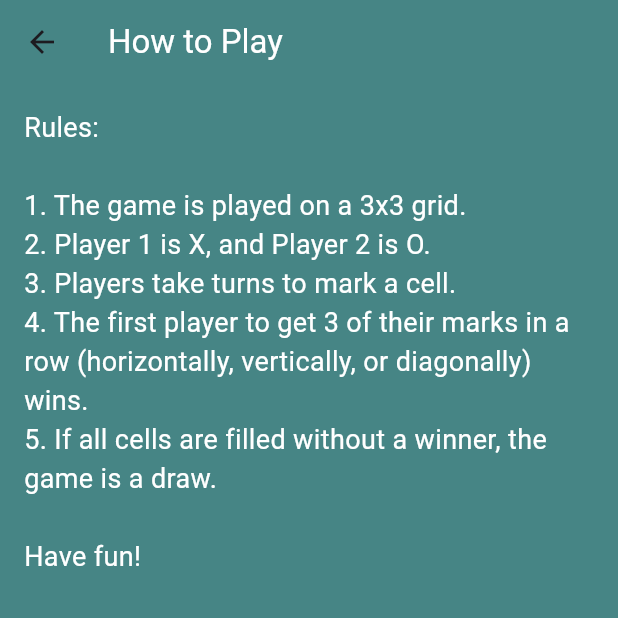
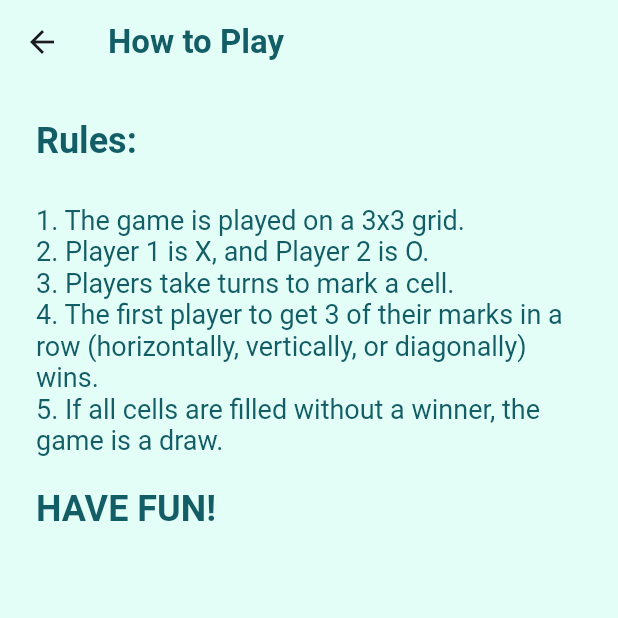
Before and after one commit to samiha-akter/XoXo, a Flutter app: the screen it shows after launch, after a tap on "How to Play", on a phone screen of 412 x 824 dp, the top half of it. Run offline on Flutter 3.47's test engine with Material 3 defaults, Android fonts, the light colour scheme and no system bars; our stand-ins replace audioplayers.

```diff
--- a/lib/main.dart
+++ b/lib/main.dart
@@ -110,7 +110,7 @@ class HomePage extends StatelessWidget {
   @override
   Widget build(BuildContext context) {
     return Scaffold(
-      backgroundColor: Color(0xFF468585),
+      backgroundColor: Color(0xFFE3FEF7),
       body: Column(
         children: <Widget>[
           SizedBox(height: 30),
@@ -122,10 +122,17 @@ class HomePage extends StatelessWidget {
                 Navigator.push(context, MaterialPageRoute(builder: (context) => HowToPlayPage()));
               },
               style: TextButton.styleFrom(
-                foregroundColor: Colors.white, // Text color
+                foregroundColor: Color(0xFF135D66) // Text color
               ),
               child: Text('How to Play', style: TextStyle(fontSize: 24),),
             ),
+          ),
+          SizedBox(height: 80),
+          // Add the icon here
+          Image.asset(
+            'assests/ass.png',
+            height: 100, // Adjust the height
+            width: 100,  // Adjust the width
           ),
 
           Expanded(
@@ -141,7 +148,7 @@ class HomePage extends StatelessWidget {
                       foregroundColor: Colors.white, backgroundColor: Color(0xFF135D66),
                       // Text color
                     ),
-                    child: Text('Two Player', style: TextStyle(fontSize: 30),),
+                    child: Text('Two Player', style: TextStyle(fontSize: 24),),
                   ),
                   SizedBox(height: 30),
                   ElevatedButton(
@@ -151,7 +158,7 @@ class HomePage extends StatelessWidget {
                     style: ElevatedButton.styleFrom(
                       foregroundColor: Colors.white, backgroundColor: Color(0xFF135D66), // Text color
                     ),
-                    child: Text('One Player', style: TextStyle(fontSize: 30),),
+                    child: Text('One Player', style: TextStyle(fontSize: 24),),
                   ),
                 ],
               ),
@@ -163,25 +170,83 @@ class HomePage extends StatelessWidget {
   }
 }
 
+
 class HowToPlayPage extends StatelessWidget {
   @override
   Widget build(BuildContext context) {
     return Scaffold(
-      backgroundColor: Color(0xFF468585),
+      backgroundColor: Color(0xFFE3FEF7),
       appBar: AppBar(
-        backgroundColor: Color(0xFF468585),
-        title: Text('How to Play', style: TextStyle(color: Colors.white),),
+        backgroundColor: Color(0xFFE3FEF7),
+        title: Text('How to Play', style: TextStyle(color: Color(0xFF135D66), fontWeight: FontWeight.bold),),
       ),
-      body: Padding(
-        padding: const EdgeInsets.all(16.0),
-        child: Text(
-          'Rules:\n\n1. The game is played on a 3x3 grid.\n2. Player 1 is X, and Player 2 is O.\n3. Players take turns to mark a cell.\n4. The first player to get 3 of their marks in a row (horizontally, vertically, or diagonally) wins.\n5. If all cells are filled without a winner, the game is a draw.\n\nHave fun!',
-          style: TextStyle(color: Colors.white, fontSize: 18),
+      body: Container(
+        child: Padding(
+          padding: const EdgeInsets.all(24),
+          child: RichText(
+            text: TextSpan(
+              children: [
+                TextSpan(
+                  text: 'Rules:\n\n',
+                  style: TextStyle(
+                    color: Color(0xFF135D66),
+                    fontSize: 24,
+                    fontWeight: FontWeight.bold,
+                  ),
+                ),
+                TextSpan(
+                  text: '1. The game is played on a 3x3 grid.\n',
+                  style: TextStyle(
+                    color: Color(0xFF135D66),
+                    fontSize: 18,
+
+                  ),
+                ),
+                TextSpan(
+                  text: '2. Player 1 is X, and Player 2 is O.\n',
+                  style: TextStyle(
+                    color: Color(0xFF135D66),
+                    fontSize: 18,
+                  ),
+                ),
+                TextSpan(
+                  text: '3. Players take turns to mark a cell.\n',
+                  style: TextStyle(
+                    color: Color(0xFF135D66),
+                    fontSize: 18,
+                  ),
+                ),
+                TextSpan(
+                  text: '4. The first player to get 3 of their marks in a row (horizontally, vertically, or diagonally) wins.\n',
+                  style: TextStyle(
+                    color: Color(0xFF135D66),
+                    fontSize: 18,
+                  ),
+                ),
+                TextSpan(
+                  text: '5. If all cells are filled without a winner, the game is a draw.\n\n',
+                  style: TextStyle(
+                    color: Color(0xFF135D66),
+                    fontSize: 18,
+                  ),
+                ),
+                TextSpan(
+                  text: 'HAVE FUN!',
+                  style: TextStyle(
+                    color: Color(0xFF135D66),
+                    fontSize: 24,
+                    fontWeight: FontWeight.bold,
+                  ),
+                ),
+              ],
+            ),
+          ),
         ),
       ),
     );
   }
 }
+
 
 class TicTacToeGame extends StatefulWidget {
   final bool isSinglePlayer;
@@ -246,10 +311,11 @@ class _TicTacToeGameState extends State<TicTacToeGame> {
             Padding(
               padding: const EdgeInsets.all(16.0),
               child: Text(
-                _checkWinner() + ' wins!',
+                _checkWinner() == 'Draw' ? 'DRAW!!!' : '${_checkWinner()} wins!',
                 style: TextStyle(color: Colors.white, fontSize: 24),
               ),
             ),
+
         ],
       ),
     );
@@ -354,7 +420,7 @@ class _TicTacToeGameState extends State<TicTacToeGame> {
 
 
   String _checkWinner() {
-
+    // Check rows and columns
     for (int i = 0; i < 3; i++) {
       if (_board[i * 3] != '' &&
           _board[i * 3] == _board[i * 3 + 1] &&
@@ -367,6 +433,8 @@ class _TicTacToeGameState extends State<TicTacToeGame> {
         return _board[i];
       }
     }
+
+    // Check diagonals
     if (_board[0] != '' &&
         _board[0] == _board[4] &&
         _board[0] == _board[8]) {
@@ -377,8 +445,13 @@ class _TicTacToeGameState extends State<TicTacToeGame> {
         _board[2] == _board[6]) {
       return _board[2];
     }
-    return 'Draw';
+    if (!_board.contains('')) {
+      return 'Draw';
+    }
+
+    return '';
   }
+
 
   Future<void> _playSound(String fileName) async {
     await _audioPlayer!.play(AssetSource('../assests/sounds/$fileName'));
--- a/pubspec.yaml
+++ b/pubspec.yaml
@@ -19,3 +19,4 @@ flutter:
   assets:
      - assests/sounds/splash_sound.mp3
      - assests/sounds/lose_sound.mp3
+     - assests/ass.png
```
Also changed, not shown: assests/ass.png (added).
